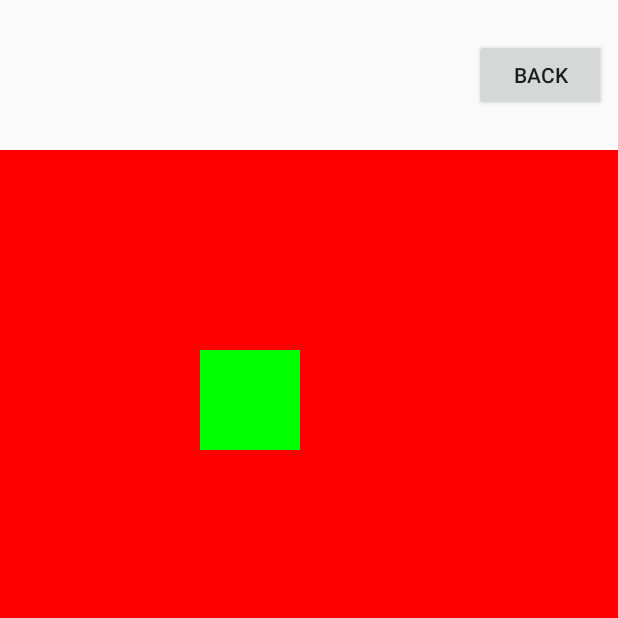
After one commit to nerijusza/Android-Game-Of-Life, an Android app: the GameActivity screen opened directly, with no data from a screen before it, on a phone screen of 412 x 824 dp, the top half of it. The commit adds this screen. Run offline under Robolectric (Android 15) with nearby library versions, the phone set to English and light mode, and no system bars.

Commit message:
Add game layout, sample drawing.

```diff
--- a/app/build.gradle
+++ b/app/build.gradle
@@ -28,6 +28,7 @@ dependencies {
 
     implementation 'androidx.appcompat:appcompat:1.1.0'
     implementation 'androidx.constraintlayout:constraintlayout:1.1.3'
+    implementation 'androidx.legacy:legacy-support-v4:1.0.0'
     testImplementation 'junit:junit:4.12'
     androidTestImplementation 'androidx.test.ext:junit:1.1.1'
     androidTestImplementation 'androidx.test.espresso:espresso-core:3.2.0'
--- a/app/src/main/AndroidManifest.xml
+++ b/app/src/main/AndroidManifest.xml
@@ -9,6 +9,7 @@
         android:roundIcon="@mipmap/ic_launcher_round"
         android:supportsRtl="true"
         android:theme="@style/AppTheme">
+        <activity android:name=".GameActivity"></activity>
         <activity android:name=".MainActivity">
             <intent-filter>
                 <action android:name="android.intent.action.MAIN" />
--- /dev/null
+++ b/app/src/main/java/nerijus/life/GameActivity.java
@@ -0,0 +1,38 @@
+package nerijus.life;
+
+import android.os.Bundle;
+import android.view.View;
+import android.widget.Button;
+
+import androidx.appcompat.app.AppCompatActivity;
+
+public class GameActivity extends AppCompatActivity {
+
+	@Override
+	protected void onCreate(Bundle savedInstanceState) {
+		super.onCreate(savedInstanceState);
+		setContentView(R.layout.activity_game);
+
+		View decorView = getWindow().getDecorView();
+		decorView.setSystemUiVisibility(
+			View.SYSTEM_UI_FLAG_LAYOUT_STABLE |
+			View.SYSTEM_UI_FLAG_LAYOUT_HIDE_NAVIGATION |
+			View.SYSTEM_UI_FLAG_LAYOUT_FULLSCREEN |
+			View.SYSTEM_UI_FLAG_HIDE_NAVIGATION |
+			View.SYSTEM_UI_FLAG_FULLSCREEN |
+			View.SYSTEM_UI_FLAG_IMMERSIVE_STICKY
+		);
+
+		configureBackButton();
+	}
+
+	private void configureBackButton() {
+		Button enterActionButton = findViewById(R.id.backButton);
+		enterActionButton.setOnClickListener(new View.OnClickListener() {
+			@Override
+			public void onClick(View v) {
+				finish();
+			}
+		});
+	}
+}
--- /dev/null
+++ b/app/src/main/java/nerijus/life/view/GameView.java
@@ -0,0 +1,53 @@
+package nerijus.life.view;
+
+import android.content.Context;
+import android.graphics.Canvas;
+import android.graphics.Color;
+import android.graphics.Paint;
+import android.graphics.Rect;
+import android.util.AttributeSet;
+import android.view.View;
+
+import androidx.annotation.Nullable;
+
+public class GameView extends View {
+	public GameView(Context context) {
+		super(context);
+
+		init(null);
+	}
+
+	public GameView(Context context, @Nullable AttributeSet attrs) {
+		super(context, attrs);
+
+		init(attrs);
+	}
+
+	public GameView(Context context, @Nullable AttributeSet attrs, int defStyleAttr) {
+		super(context, attrs, defStyleAttr);
+
+		init(attrs);
+	}
+
+	public GameView(Context context, @Nullable AttributeSet attrs, int defStyleAttr, int defStyleRes) {
+		super(context, attrs, defStyleAttr, defStyleRes);
+
+		init(attrs);
+	}
+
+	private void init(@Nullable AttributeSet attributeSet) {
+
+	}
+
+	@Override
+	protected void onDraw(Canvas canvas) {
+		canvas.drawColor(Color.RED);
+
+		Rect rect = new Rect(200, 200, 300, 300);
+
+		Paint paint = new Paint();
+		paint.setColor(Color.GREEN);
+
+		canvas.drawRect(rect, paint);
+	}
+}
--- /dev/null
+++ b/app/src/main/res/layout/activity_game.xml
@@ -0,0 +1,34 @@
+<?xml version="1.0" encoding="utf-8"?>
+<androidx.constraintlayout.widget.ConstraintLayout xmlns:android="http://schemas.android.com/apk/res/android"
+    xmlns:app="http://schemas.android.com/apk/res-auto"
+    xmlns:tools="http://schemas.android.com/tools"
+    android:layout_width="match_parent"
+    android:layout_height="match_parent"
+    tools:context=".GameActivity">
+
+    <androidx.constraintlayout.widget.ConstraintLayout
+        android:layout_width="match_parent"
+        android:layout_height="100dp"
+        app:layout_constraintTop_toTopOf="parent">
+
+        <Button
+            android:id="@+id/backButton"
+            android:layout_width="wrap_content"
+            android:layout_height="wrap_content"
+            android:layout_marginEnd="8dp"
+            android:text="Back"
+            app:layout_constraintBottom_toBottomOf="parent"
+            app:layout_constraintEnd_toEndOf="parent"
+            app:layout_constraintTop_toTopOf="parent" />
+    </androidx.constraintlayout.widget.ConstraintLayout>
+
+    <nerijus.life.view.GameView
+        android:layout_width="match_parent"
+        android:layout_height="match_parent"
+        android:layout_marginTop="100dp"
+        app:layout_constraintTop_toTopOf="parent"
+        >
+
+    </nerijus.life.view.GameView>
+
+</androidx.constraintlayout.widget.ConstraintLayout>
--- a/app/src/main/res/layout/activity_main.xml
+++ b/app/src/main/res/layout/activity_main.xml
@@ -7,7 +7,7 @@
     tools:context=".MainActivity">
 
     <Button
-        android:id="@+id/button"
+        android:id="@+id/goToGameButton"
         android:layout_width="wrap_content"
         android:layout_height="wrap_content"
         android:text="Go To Game"
```
Also changed, not shown: app/src/main/java/nerijus/life/MainActivity.java (+25 -0 lines).
